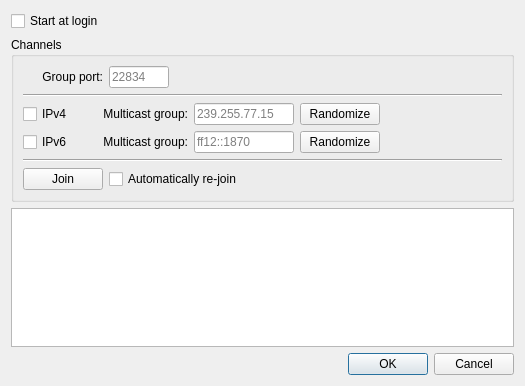
Above: src/dashboard/dialog.ui from b0bh00d/Dash-d before the change. Below: the same form after it.
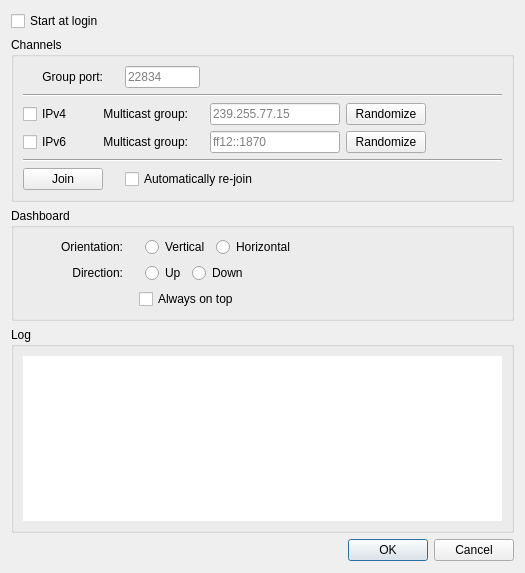
That is the form after the change.

Commit message: - Added animation for the dashboard when adding or removing a sensor - Added orientation and direction settings to the prefs dialog

```diff
--- a/src/dashboard/dialog.ui
+++ b/src/dashboard/dialog.ui
@@ -7,13 +7,13 @@
     <x>0</x>
     <y>0</y>
     <width>525</width>
-    <height>386</height>
+    <height>573</height>
    </rect>
   </property>
   <property name="windowTitle">
    <string>Dialog</string>
   </property>
-  <layout class="QVBoxLayout" name="verticalLayout">
+  <layout class="QVBoxLayout" name="verticalLayout_4">
    <item>
     <layout class="QHBoxLayout" name="horizontalLayout_7">
      <item>
@@ -74,17 +74,36 @@
           </property>
          </widget>
         </item>
+        <item>
+         <widget class="QLabel" name="label_11">
+          <property name="minimumSize">
+           <size>
+            <width>10</width>
+            <height>0</height>
+           </size>
+          </property>
+          <property name="maximumSize">
+           <size>
+            <width>10</width>
+            <height>16777215</height>
+           </size>
+          </property>
+          <property name="text">
+           <string/>
+          </property>
+         </widget>
+        </item>
         <item>
          <widget class="QLineEdit" name="line_MulticastGroupPort">
           <property name="minimumSize">
            <size>
-            <width>60</width>
+            <width>75</width>
             <height>0</height>
            </size>
           </property>
           <property name="maximumSize">
            <size>
-            <width>60</width>
+            <width>75</width>
             <height>16777215</height>
            </size>
           </property>
@@ -146,17 +165,42 @@
           </property>
          </widget>
         </item>
+        <item>
+         <widget class="QLabel" name="label_7">
+          <property name="sizePolicy">
+           <sizepolicy hsizetype="Preferred" vsizetype="Preferred">
+            <horstretch>20</horstretch>
+            <verstretch>0</verstretch>
+           </sizepolicy>
+          </property>
+          <property name="minimumSize">
+           <size>
+            <width>10</width>
+            <height>0</height>
+           </size>
+          </property>
+          <property name="maximumSize">
+           <size>
+            <width>10</width>
+            <height>16777215</height>
+           </size>
+          </property>
+          <property name="text">
+           <string/>
+          </property>
+         </widget>
+        </item>
         <item>
          <widget class="QLineEdit" name="line_MulticastGroupIPv4">
           <property name="minimumSize">
            <size>
-            <width>100</width>
+            <width>130</width>
             <height>0</height>
            </size>
           </property>
           <property name="maximumSize">
            <size>
-            <width>100</width>
+            <width>150</width>
             <height>16777215</height>
            </size>
           </property>
@@ -218,17 +262,36 @@
           </property>
          </widget>
         </item>
+        <item>
+         <widget class="QLabel" name="label_8">
+          <property name="minimumSize">
+           <size>
+            <width>10</width>
+            <height>0</height>
+           </size>
+          </property>
+          <property name="maximumSize">
+           <size>
+            <width>10</width>
+            <height>16777215</height>
+           </size>
+          </property>
+          <property name="text">
+           <string/>
+          </property>
+         </widget>
+        </item>
         <item>
          <widget class="QLineEdit" name="line_MulticastGroupIPv6">
           <property name="minimumSize">
            <size>
-            <width>100</width>
+            <width>130</width>
             <height>0</height>
            </size>
           </property>
           <property name="maximumSize">
            <size>
-            <width>100</width>
+            <width>150</width>
             <height>16777215</height>
            </size>
           </property>
@@ -275,6 +338,25 @@
           </property>
          </widget>
         </item>
+        <item>
+         <widget class="QLabel" name="label_6">
+          <property name="minimumSize">
+           <size>
+            <width>10</width>
+            <height>0</height>
+           </size>
+          </property>
+          <property name="maximumSize">
+           <size>
+            <width>10</width>
+            <height>16777215</height>
+           </size>
+          </property>
+          <property name="text">
+           <string/>
+          </property>
+         </widget>
+        </item>
         <item>
          <widget class="QCheckBox" name="check_Channels_AutoRejoin">
           <property name="text">
@@ -304,19 +386,238 @@
     </widget>
    </item>
    <item>
-    <widget class="QPlainTextEdit" name="text_Log">
-     <property name="minimumSize">
-      <size>
-       <width>0</width>
-       <height>100</height>
-      </size>
+    <widget class="QGroupBox" name="groupBox_2">
+     <property name="title">
+      <string>Dashboard</string>
      </property>
-     <property name="readOnly">
-      <bool>true</bool>
+     <layout class="QVBoxLayout" name="verticalLayout_3">
+      <item>
+       <layout class="QHBoxLayout" name="horizontalLayout_6">
+        <item>
+         <widget class="QLabel" name="label_4">
+          <property name="minimumSize">
+           <size>
+            <width>100</width>
+            <height>0</height>
+           </size>
+          </property>
+          <property name="text">
+           <string>Orientation:</string>
+          </property>
+          <property name="alignment">
+           <set>Qt::AlignRight|Qt::AlignTrailing|Qt::AlignVCenter</set>
+          </property>
+         </widget>
+        </item>
+        <item>
+         <layout class="QHBoxLayout" name="horizontalLayout_5">
+          <item>
+           <widget class="QLabel" name="label_9">
+            <property name="minimumSize">
+             <size>
+              <width>10</width>
+              <height>0</height>
+             </size>
+            </property>
+            <property name="maximumSize">
+             <size>
+              <width>10</width>
+              <height>16777215</height>
+             </size>
+            </property>
+            <property name="text">
+             <string/>
+            </property>
+           </widget>
+          </item>
+          <item>
+           <widget class="QRadioButton" name="radio_Orientation_Vertical">
+            <property name="text">
+             <string>Vertical</string>
+            </property>
+            <property name="autoExclusive">
+             <bool>false</bool>
+            </property>
+           </widget>
+          </item>
+          <item>
+           <widget class="QRadioButton" name="radio_Orientation_Horizontal">
+            <property name="text">
+             <string>Horizontal</string>
+            </property>
+            <property name="autoExclusive">
+             <bool>false</bool>
+            </property>
+           </widget>
+          </item>
+         </layout>
+        </item>
+        <item>
+         <spacer name="horizontalSpacer_5">
+          <property name="orientation">
+           <enum>Qt::Horizontal</enum>
+          </property>
+          <property name="sizeHint" stdset="0">
+           <size>
+            <width>40</width>
+            <height>20</height>
+           </size>
+          </property>
+         </spacer>
+        </item>
+       </layout>
+      </item>
+      <item>
+       <layout class="QHBoxLayout" name="horizontalLayout_9">
+        <item>
+         <widget class="QLabel" name="label_5">
+          <property name="minimumSize">
+           <size>
+            <width>100</width>
+            <height>0</height>
+           </size>
+          </property>
+          <property name="text">
+           <string>Direction:</string>
+          </property>
+          <property name="alignment">
+           <set>Qt::AlignRight|Qt::AlignTrailing|Qt::AlignVCenter</set>
+          </property>
+         </widget>
+        </item>
+        <item>
+         <layout class="QHBoxLayout" name="horizontalLayout_8">
+          <item>
+           <widget class="QLabel" name="label_10">
+            <property name="minimumSize">
+             <size>
+              <width>10</width>
+              <height>0</height>
+             </size>
+            </property>
+            <property name="maximumSize">
+             <size>
+              <width>10</width>
+              <height>16777215</height>
+             </size>
+            </property>
+            <property name="text">
+             <string/>
+            </property>
+           </widget>
+          </item>
+          <item>
+           <widget class="QRadioButton" name="radio_Direction_UpLeft">
+            <property name="text">
+             <string>Up</string>
+            </property>
+            <property name="autoExclusive">
+             <bool>false</bool>
+            </property>
+           </widget>
+          </item>
+          <item>
+           <widget class="QRadioButton" name="radio_Direction_DownRight">
+            <property name="text">
+             <string>Down</string>
+            </property>
+            <property name="autoExclusive">
+             <bool>false</bool>
+            </property>
+           </widget>
+          </item>
+          <item>
+           <spacer name="horizontalSpacer_7">
+            <property name="orientation">
+             <enum>Qt::Horizontal</enum>
+            </property>
+            <property name="sizeHint" stdset="0">
+             <size>
+              <width>40</width>
+              <height>20</height>
+             </size>
+            </property>
+           </spacer>
+          </item>
+         </layout>
+        </item>
+       </layout>
+      </item>
+      <item>
+       <layout class="QHBoxLayout" name="horizontalLayout_10">
+        <item>
+         <widget class="QLabel" name="label_12">
+          <property name="minimumSize">
+           <size>
+            <width>110</width>
+            <height>0</height>
+           </size>
+          </property>
+          <property name="maximumSize">
+           <size>
+            <width>110</width>
+            <height>16777215</height>
+           </size>
+          </property>
+          <property name="text">
+           <string/>
+          </property>
+         </widget>
+        </item>
+        <item>
+         <widget class="QCheckBox" name="check_Always_On_Top">
+          <property name="text">
+           <string>Always on top</string>
+          </property>
+         </widget>
+        </item>
+        <item>
+         <spacer name="horizontalSpacer_8">
+          <property name="orientation">
+           <enum>Qt::Horizontal</enum>
+          </property>
+          <property name="sizeHint" stdset="0">
+           <size>
+            <width>40</width>
+            <height>20</height>
+           </size>
+          </property>
+         </spacer>
+        </item>
+       </layout>
+      </item>
+     </layout>
+    </widget>
+   </item>
+   <item>
+    <widget class="QGroupBox" name="groupBox">
+     <property name="title">
+      <string>Log</string>
      </property>
-     <property name="backgroundVisible">
-      <bool>false</bool>
-     </property>
+     <layout class="QVBoxLayout" name="verticalLayout">
+      <item>
+       <widget class="QPlainTextEdit" name="text_Log">
+        <property name="minimumSize">
+         <size>
+          <width>0</width>
+          <height>100</height>
+         </size>
+        </property>
+        <property name="frameShape">
+         <enum>QFrame::NoFrame</enum>
+        </property>
+        <property name="tabChangesFocus">
+         <bool>true</bool>
+        </property>
+        <property name="readOnly">
+         <bool>true</bool>
+        </property>
+        <property name="backgroundVisible">
+         <bool>false</bool>
+        </property>
+       </widget>
+      </item>
+     </layout>
     </widget>
    </item>
    <item>
```
The commit also changes 6 other files.
